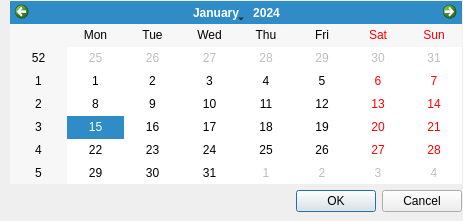
Old version of the form StatConnexion/dialogueSelectionDate.ui in the repository obuloup/StatConnexion.
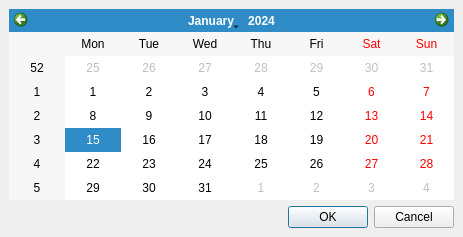
New version of the form.

Commit message: ajout de la sélection des dates

Diff of the .ui file:
```diff
--- a/StatConnexion/dialogueSelectionDate.ui
+++ b/StatConnexion/dialogueSelectionDate.ui
@@ -7,31 +7,30 @@
     <x>0</x>
     <y>0</y>
     <width>463</width>
-    <height>221</height>
+    <height>237</height>
    </rect>
   </property>
   <property name="windowTitle">
    <string>MainWindow</string>
   </property>
   <widget class="QWidget" name="centralwidget">
-   <widget class="QCalendarWidget" name="calendarWidget">
-    <property name="geometry">
-     <rect>
-      <x>10</x>
-      <y>1</y>
-      <width>452</width>
-      <height>183</height>
-     </rect>
-    </property>
-   </widget>
+   <property name="sizePolicy">
+    <sizepolicy hsizetype="Preferred" vsizetype="Preferred">
+     <horstretch>0</horstretch>
+     <verstretch>0</verstretch>
+    </sizepolicy>
+   </property>
+   <layout class="QGridLayout" name="gridLayout">
+    <item row="0" column="0">
+     <widget class="QCalendarWidget" name="calendarWidget"/>
+    </item>
+    <item row="1" column="0">
    <widget class="QDialogButtonBox" name="buttonBox">
-    <property name="geometry">
-     <rect>
-      <x>10</x>
-      <y>190</y>
-      <width>452</width>
-      <height>23</height>
-     </rect>
+      <property name="sizePolicy">
+       <sizepolicy hsizetype="Preferred" vsizetype="Preferred">
+        <horstretch>0</horstretch>
+        <verstretch>0</verstretch>
+       </sizepolicy>
     </property>
     <property name="orientation">
      <enum>Qt::Horizontal</enum>
@@ -40,6 +39,8 @@
      <set>QDialogButtonBox::Cancel|QDialogButtonBox::Ok</set>
     </property>
    </widget>
+    </item>
+   </layout>
   </widget>
  </widget>
  <resources/>
```
Lines whose indentation alone changed are shown as unchanged. The commit also changes 2 other files.
